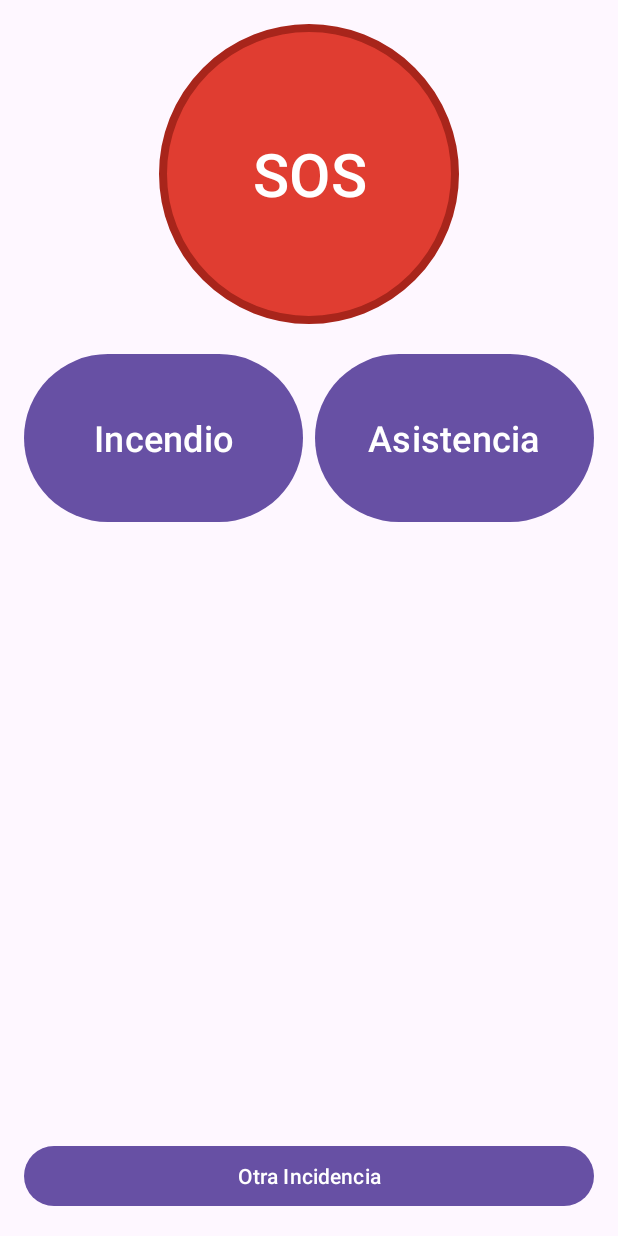
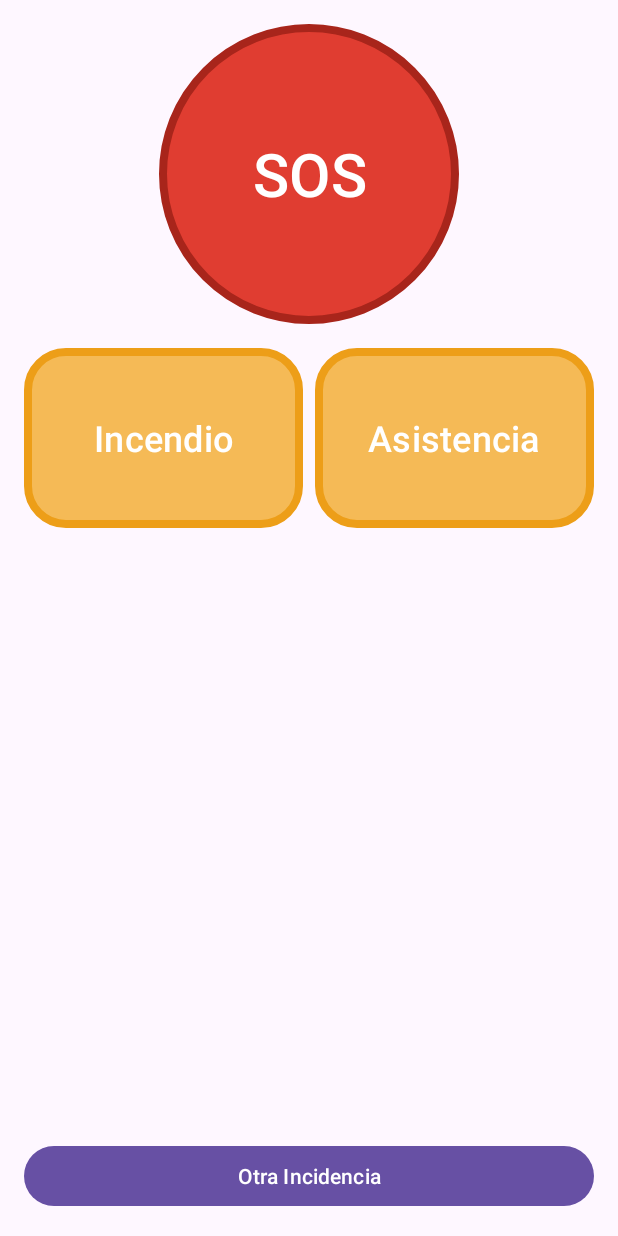
Before and after one commit to stefanodlc4/BotonPanico, an Android app: the InicioActivity screen opened directly, with no data from a screen before it, on a phone screen of 412 x 824 dp. Run offline under Robolectric (Android 15) with nearby library versions, the phone set to English and light mode, and no system bars.

Commit message:
boton secundario estilos

```diff
--- /dev/null
+++ b/app/src/main/res/drawable/btn_secundario_sos.xml
@@ -0,0 +1,12 @@
+<shape xmlns:android="http://schemas.android.com/apk/res/android"
+    android:shape="rectangle">
+
+    <solid
+        android:color="@color/yellow_variation_1"/>
+    <stroke
+        android:width="5dp"
+        android:color="@color/yellow_variation_2"/>
+
+    <corners android:radius="25dp"/>
+
+</shape>
--- a/app/src/main/res/layout/activity_inicio.xml
+++ b/app/src/main/res/layout/activity_inicio.xml
@@ -32,10 +32,11 @@
         android:layout_marginTop="@dimen/margin_grande"
         android:text="@string/actini_btn_aux1"
         android:textSize="@dimen/texto_titulo"
+        app:backgroundTint="@null"
         app:layout_constraintStart_toStartOf="parent"
         app:layout_constraintEnd_toStartOf="@+id/actini_btn_aux2"
         app:layout_constraintTop_toBottomOf="@+id/actini_btn_sos"
-
+        android:background="@drawable/btn_secundario_sos"
         />
 
     <Button
@@ -47,9 +48,12 @@
         android:layout_marginEnd="@dimen/margin_grande"
         android:text="@string/actini_btn_aux2"
         android:textSize="@dimen/texto_titulo"
+        app:backgroundTint="@null"
         app:layout_constraintEnd_toEndOf="parent"
         app:layout_constraintStart_toEndOf="@+id/actini_btn_aux1"
-        app:layout_constraintTop_toBottomOf="@+id/actini_btn_sos"/>
+        app:layout_constraintTop_toBottomOf="@+id/actini_btn_sos"
+        android:background="@drawable/btn_secundario_sos"
+        />
 
     <Button
         android:id="@+id/actini_btn_otro"
--- a/app/src/main/res/values/colors.xml
+++ b/app/src/main/res/values/colors.xml
@@ -7,4 +7,7 @@
     <color name="red_variation_1">#e03d31</color>
     <color name="red_variation_2">#a8251b</color>
 
+    <color name="yellow_variation_1">#f5ba56</color>
+    <color name="yellow_variation_2">#ed9e18</color>
+
 </resources>
```
